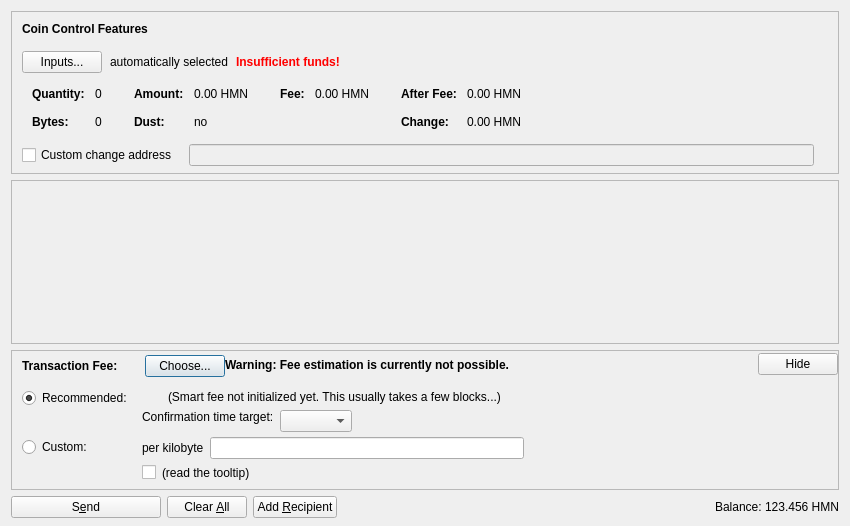
Before: the Qt Designer form src/qt/forms/sendcoinsdialog.ui in hmn-dev/hostmasternode, drawn with Qt 5.
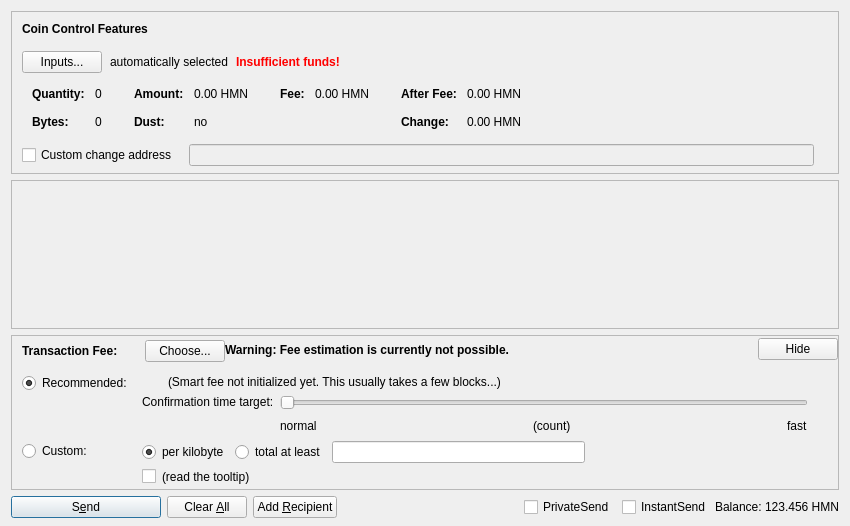
After: the same form once the commit is applied. Icons and pictures are not drawn. Custom widgets are drawn as their Qt base class.

```diff
--- a/src/qt/forms/sendcoinsdialog.ui
+++ b/src/qt/forms/sendcoinsdialog.ui
@@ -846,13 +846,32 @@
                <item>
                 <layout class="QHBoxLayout" name="horizontalLayoutFee13">
                  <item>
-                  <widget class="QLabel" name="labelCustomPerKilobyte">
+                  <widget class="QRadioButton" name="radioCustomPerKilobyte">
                    <property name="toolTip">
                     <string>If the custom fee is set to 1000 satoshis and the transaction is only 250 bytes, then &quot;per kilobyte&quot; only pays 250 satoshis in fee, while &quot;total at least&quot; pays 1000 satoshis. For transactions bigger than a kilobyte both pay by kilobyte.</string>
                    </property>
                    <property name="text">
                     <string>per kilobyte</string>
                    </property>
+                   <property name="checked">
+                    <bool>true</bool>
+                   </property>
+                   <attribute name="buttonGroup">
+                    <string notr="true">groupCustomFee</string>
+                   </attribute>
+                  </widget>
+                 </item>
+                 <item>
+                  <widget class="QRadioButton" name="radioCustomAtLeast">
+                   <property name="toolTip">
+                    <string>If the custom fee is set to 1000 hostoshis and the transaction is only 250 bytes, then &quot;per kilobyte&quot; only pays 250 hostoshis in fee,&lt;br /&gt;while &quot;total at least&quot; pays 1000 hostoshis. For transactions bigger than a kilobyte both pay by kilobyte.</string>
+                   </property>
+                   <property name="text">
+                    <string>total at least</string>
+                   </property>
+                   <attribute name="buttonGroup">
+                    <string notr="true">groupCustomFee</string>
+                   </attribute>
                   </widget>
                  </item>
                  <item>
@@ -1062,15 +1081,44 @@
                     <number>30</number>
                    </property>
                    <item>
-                    <layout class="QHBoxLayout" name="horizontalLayoutConfTarget">
-                     <property name="bottomMargin">
+                    <widget class="QSlider" name="sliderSmartFee">
+                     <property name="minimum">
                       <number>0</number>
                      </property>
+                     <property name="maximum">
+                      <number>23</number>
+                     </property>
+                     <property name="pageStep">
+                      <number>1</number>
+                     </property>
+                     <property name="value">
+                      <number>0</number>
+                     </property>
+                     <property name="orientation">
+                      <enum>Qt::Horizontal</enum>
+                     </property>
+                     <property name="invertedAppearance">
+                      <bool>false</bool>
+                     </property>
+                     <property name="invertedControls">
+                      <bool>false</bool>
+                     </property>
+                     <property name="tickPosition">
+                      <enum>QSlider::NoTicks</enum>
+                     </property>
+                    </widget>
+                   </item>
+                   <item>
+                    <layout class="QHBoxLayout" name="horizontalLayoutFee10">
                      <item>
-                      <widget class="QComboBox" name="confTargetSelector"/>
+                      <widget class="QLabel" name="labelSmartFeeNormal">
+                       <property name="text">
+                        <string>normal</string>
+                       </property>
+                      </widget>
                      </item>
                      <item>
-                      <spacer name="horizontalSpacerConfTarget">
+                      <spacer name="horizontalSpacer_7">
                        <property name="orientation">
                         <enum>Qt::Horizontal</enum>
                        </property>
@@ -1082,6 +1130,33 @@
                        </property>
                       </spacer>
                      </item>
+                     <item>
+                      <widget class="QLabel" name="confirmationTargetLabel">
+                       <property name="text">
+                        <string notr="true">(count)</string>
+                       </property>
+                      </widget>
+                     </item>
+                     <item>
+                      <spacer name="horizontalSpacer_3">
+                       <property name="orientation">
+                        <enum>Qt::Horizontal</enum>
+                       </property>
+                       <property name="sizeHint" stdset="0">
+                        <size>
+                         <width>40</width>
+                         <height>20</height>
+                        </size>
+                       </property>
+                      </spacer>
+                     </item>
+                     <item>
+                      <widget class="QLabel" name="labelSmartFeeFast">
+                       <property name="text">
+                        <string>fast</string>
+                       </property>
+                      </widget>
+                     </item>
                     </layout>
                    </item>
                   </layout>
@@ -1115,8 +1190,8 @@
           </property>
           <property name="sizeHint" stdset="0">
            <size>
-            <width>40</width>
-            <height>5</height>
+            <width>800</width>
+            <height>1</height>
            </size>
           </property>
          </spacer>
@@ -1150,7 +1225,7 @@
         <bool>false</bool>
        </property>
        <property name="default">
-        <bool>false</bool>
+        <bool>true</bool>
        </property>
       </widget>
      </item>
@@ -1212,14 +1287,40 @@
        <property name="spacing">
         <number>3</number>
        </property>
+       <item>
+        <widget class="QCheckBox" name="checkUsePrivateSend">
+         <property name="minimumSize">
+          <size>
+           <width>95</width>
+           <height>0</height>
+          </size>
+         </property>
+         <property name="text">
+          <string>PrivateSend</string>
+         </property>
+         <property name="checked">
+          <bool>false</bool>
+         </property>
+        </widget>
+       </item>
+       <item>
+        <widget class="QCheckBox" name="checkUseInstantSend">
+         <property name="enabled">
+          <bool>true</bool>
+         </property>
+         <property name="minimumSize">
+          <size>
+           <width>85</width>
+           <height>0</height>
+          </size>
+         </property>
+         <property name="text">
+          <string>InstantSend</string>
+         </property>
+        </widget>
+       </item>
        <item>
         <widget class="QLabel" name="label">
-         <property name="sizePolicy">
-          <sizepolicy hsizetype="Preferred" vsizetype="Fixed">
-           <horstretch>0</horstretch>
-           <verstretch>0</verstretch>
-          </sizepolicy>
-         </property>
          <property name="text">
           <string>Balance:</string>
          </property>
```
Left out of the diff: 23 changed lines with no effect on the pictures.
